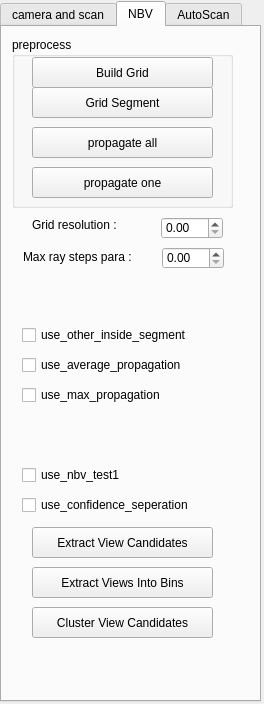
Before: the Qt Designer form Point Cloud/UI/camera_para.ui in sunwaylive/quality-driven-poisson-guided-autoscanning, drawn with Qt 5.
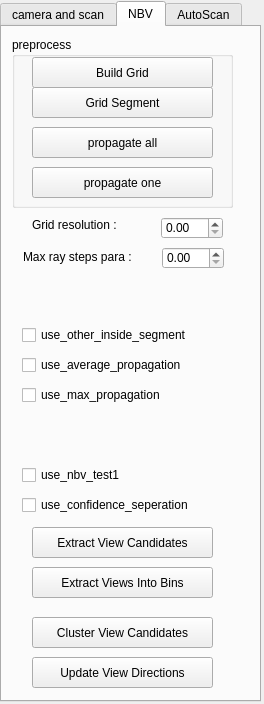
After: the same form once the commit is applied. The open tabs and pages were chosen to show the change.

```diff
--- a/Point Cloud/UI/camera_para.ui
+++ b/Point Cloud/UI/camera_para.ui
@@ -554,7 +554,7 @@
      <property name="geometry">
       <rect>
        <x>30</x>
-       <y>580</y>
+       <y>590</y>
        <width>181</width>
        <height>31</height>
       </rect>
@@ -576,6 +576,19 @@
       <string>Extract Views Into Bins</string>
      </property>
     </widget>
+    <widget class="QPushButton" name="update_view_directions">
+     <property name="geometry">
+      <rect>
+       <x>30</x>
+       <y>630</y>
+       <width>181</width>
+       <height>31</height>
+      </rect>
+     </property>
+     <property name="text">
+      <string>Update View Directions</string>
+     </property>
+    </widget>
    </widget>
    <widget class="QWidget" name="tab_3">
     <attribute name="title">
```
Left out of the diff: 2 changed lines with no effect on the pictures.
